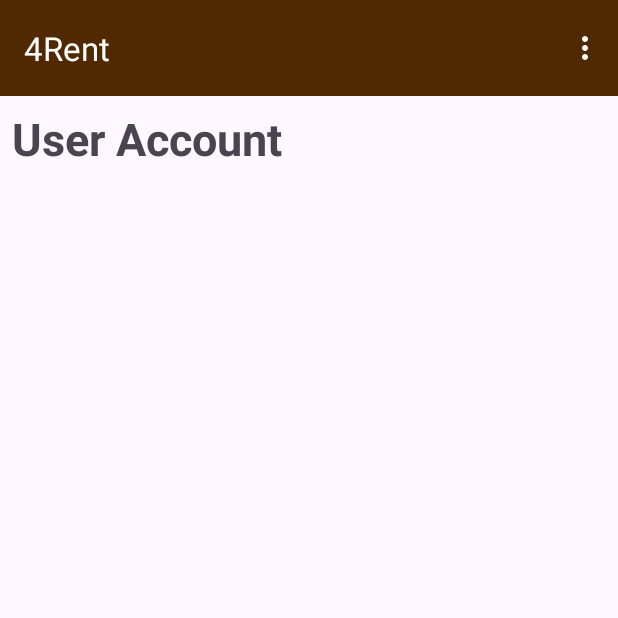
After one commit to AlfieGBC/Group4_4Rent, an Android app: the TenantAccountActivity screen opened directly, with no data from a screen before it, on a phone screen of 412 x 824 dp, the top half of it. The commit adds this screen. Run offline under Robolectric (Android 15) with nearby library versions, the phone set to English and light mode, and no system bars.

Commit message:
Tenant Profile done and  menu added

```diff
--- a/app/src/main/AndroidManifest.xml
+++ b/app/src/main/AndroidManifest.xml
@@ -13,6 +13,9 @@
         android:theme="@style/Theme._4Rent"
         tools:targetApi="31" >
         <activity
+            android:name=".screens.TenantProfileInfoActivity"
+            android:exported="false" />
+        <activity
             android:name=".screens.RentalsPostListActivity"
             android:exported="false" />
         <activity
@@ -25,7 +28,7 @@
             android:name=".screens.LoginActivity"
             android:exported="false" />
         <activity
-            android:name=".screens.AccountActivity"
+            android:name=".screens.TenantAccountActivity"
             android:exported="false" />
         <activity
             android:name=".MyListingsActivity"
--- a/app/src/main/java/com/pp/a4rent/MainActivity.kt
+++ b/app/src/main/java/com/pp/a4rent/MainActivity.kt
@@ -11,7 +11,6 @@ import androidx.core.graphics.drawable.DrawableCompat
 import com.pp.a4rent.databinding.ActivityMainBinding
 import com.pp.a4rent.screens.RentalsPostListActivity
 
-import com.pp.a4rent.screens.AccountActivity
 import com.pp.a4rent.screens.LoginActivity
 import com.pp.a4rent.screens.RegisterActivity
 
--- a/app/src/main/java/com/pp/a4rent/adapters/RentalsPostAdapter.kt
+++ b/app/src/main/java/com/pp/a4rent/adapters/RentalsPostAdapter.kt
@@ -51,7 +51,7 @@ class RentalsPostAdapter(
         val tvDetail = holder.itemView.findViewById<TextView>(R.id.tvDetail)
         tvDetail.setText("${currRentalPost.propertyType}")
 
-        // 2c. Populate the image
+        // Populate the image
         // - getting a context variable
         val context = holder.itemView.context
 
--- a/app/src/main/java/com/pp/a4rent/screens/LoginActivity.kt
+++ b/app/src/main/java/com/pp/a4rent/screens/LoginActivity.kt
@@ -33,7 +33,7 @@ class LoginActivity : AppCompatActivity() {
                 val user = gson.fromJson(userJson, User::class.java)
                 if (user.password == password) {
                     Toast.makeText(this, "Logged in successfully", Toast.LENGTH_SHORT).show()
-                    val intent = Intent(this, AccountActivity::class.java)
+                    val intent = Intent(this, TenantAccountActivity::class.java)
                     intent.putExtra("user", userJson)
                     startActivity(intent)
                 } else {
--- /dev/null
+++ b/app/src/main/java/com/pp/a4rent/screens/TenantAccountActivity.kt
@@ -0,0 +1,91 @@
+package com.pp.a4rent.screens
+
+import android.content.Intent
+import android.os.Bundle
+import android.util.Log
+import android.view.Menu
+import android.view.MenuItem
+
+import androidx.appcompat.app.AppCompatActivity
+import androidx.core.content.ContextCompat
+import androidx.core.graphics.drawable.DrawableCompat
+
+import com.pp.a4rent.R
+import com.pp.a4rent.databinding.ActivityTenantAccountBinding
+
+class TenantAccountActivity : AppCompatActivity() {
+    private lateinit var binding: ActivityTenantAccountBinding
+
+    override fun onCreate(savedInstanceState: Bundle?) {
+        super.onCreate(savedInstanceState)
+        binding = ActivityTenantAccountBinding.inflate(layoutInflater)
+        setContentView(binding.root)
+
+        // display menu bar on the screen
+        setSupportActionBar(this.binding.tenantMenuToolbar)
+        // Change the title
+        supportActionBar?.title = "4Rent"
+
+        // For changing the color of overflow icon
+        // Get the drawable for the overflow icon
+        val drawable = this.binding.tenantMenuToolbar.overflowIcon
+
+        // Apply a tint to change the color of the overflow icon
+        if (drawable != null) {
+            val wrappedDrawable = DrawableCompat.wrap(drawable).mutate()
+            DrawableCompat.setTint(wrappedDrawable, ContextCompat.getColor(this, R.color.white))
+            binding.tenantMenuToolbar.overflowIcon = wrappedDrawable
+        }
+
+
+//        val userJson = intent.getStringExtra("user")
+//        if (userJson != null) {
+//            val gson = Gson()
+//            val user = gson.fromJson(userJson, User::class.java)
+//
+//            binding.firstName.text = user.firstName
+//            binding.lastName.text = user.lastName
+//            binding.email.text = user.email
+//            binding.role.text = user.role
+//        }
+
+    }
+
+    override fun onCreateOptionsMenu(menu: Menu?): Boolean {
+        menuInflater.inflate(R.menu.tenant_profile_options, menu)
+
+        return super.onCreateOptionsMenu(menu)
+    }
+
+    override fun onOptionsItemSelected(item: MenuItem): Boolean {
+        return when(item.itemId){
+            R.id.mi_tenant_profile -> {
+                Log.d("TAG", "onOptionsItemSelected: Tenant Profile option is selected")
+
+                // navigate to 2nd screen
+                val sidebarTenantIntent = Intent(this@TenantAccountActivity, TenantProfileInfoActivity::class.java)
+                val userJson = intent.getStringExtra("user")
+                sidebarTenantIntent.putExtra("user", userJson)
+                startActivity(sidebarTenantIntent)
+
+                return true
+            }
+            R.id.mi_tenant_blog -> {
+                Log.d("TAG", "onOptionsItemSelected: Blog option is selected")
+
+                // navigate to 2nd screen
+//                val sidebarIntent = Intent(this@TenantAccountActivity, AccountActivity::class.java)
+//                startActivity(sidebarIntent)
+
+                return true
+            }
+            R.id.mi_tenant_logout -> {
+                Log.d("TAG", "onOptionsItemSelected: Sign Up option is selected")
+
+                return true
+            }
+            else -> super.onOptionsItemSelected(item)
+        }
+
+    }
+}
--- /dev/null
+++ b/app/src/main/res/layout/activity_tenant_account.xml
@@ -0,0 +1,33 @@
+<?xml version="1.0" encoding="utf-8"?>
+<ScrollView xmlns:tools="http://schemas.android.com/tools"
+    android:layout_width="match_parent"
+    android:layout_height="wrap_content"
+    xmlns:android="http://schemas.android.com/apk/res/android">
+
+    <androidx.constraintlayout.widget.ConstraintLayout
+        xmlns:app="http://schemas.android.com/apk/res-auto"
+        android:layout_width="match_parent"
+        android:layout_height="match_parent">
+
+        <androidx.appcompat.widget.Toolbar
+            android:id="@+id/tenant_menu_toolbar"
+            app:layout_constraintEnd_toEndOf="parent"
+            app:layout_constraintStart_toStartOf="parent"
+            app:layout_constraintTop_toTopOf="parent"
+            app:titleTextColor="@color/white"
+            android:layout_width="match_parent"
+            android:layout_height="wrap_content"
+            android:background="#502900" />
+
+        <TextView
+            android:layout_width="match_parent"
+            android:layout_height="wrap_content"
+            android:layout_margin="8dp"
+            android:text="User Account"
+            android:textSize="30sp"
+            android:textStyle="bold"
+            app:layout_constraintTop_toBottomOf="@+id/tenant_menu_toolbar"
+            tools:ignore="UnknownId" />
+
+    </androidx.constraintlayout.widget.ConstraintLayout>
+</ScrollView>
--- a/app/src/main/res/layout/activity_account.xml
+++ b/app/src/main/res/layout/activity_tenant_profile_info.xml
@@ -9,7 +9,7 @@
         android:layout_width="match_parent"
         android:layout_height="wrap_content"
         android:layout_margin="8dp"
-        android:text="User Account"
+        android:text="User Profile Info"
         android:textSize="30sp"
         android:textStyle="bold" />
 
--- /dev/null
+++ b/app/src/main/res/menu/tenant_profile_options.xml
@@ -0,0 +1,19 @@
+<?xml version="1.0" encoding="utf-8"?>
+<menu xmlns:android="http://schemas.android.com/apk/res/android">
+
+    <item
+        android:id="@+id/mi_tenant_profile"
+        android:title="Profile info"
+        />
+
+    <item
+        android:id="@+id/mi_tenant_blog"
+        android:title="Blog"
+        />
+
+    <item
+        android:id="@+id/mi_tenant_logout"
+        android:title="Logout"
+        />
+
+</menu>
```
Also changed, not shown: app/src/main/java/com/pp/a4rent/screens/TenantProfileInfoActivity.kt (renamed from app/src/main/java/com/pp/a4rent/screens/AccountActivity.kt, +9 -8 lines).
